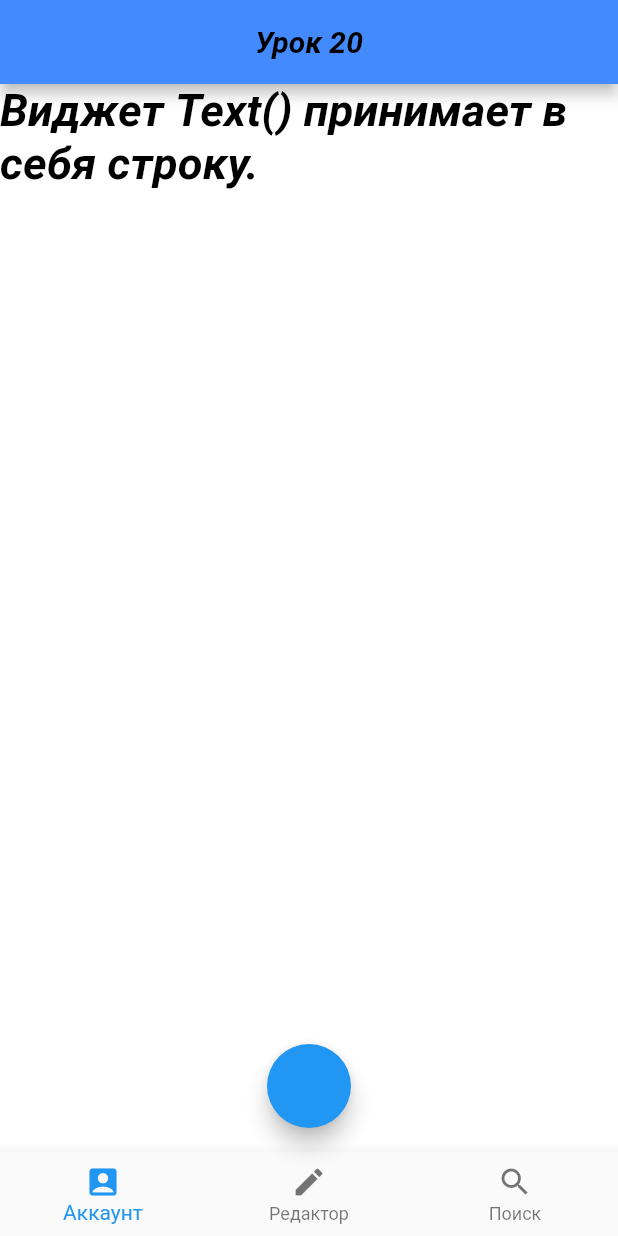
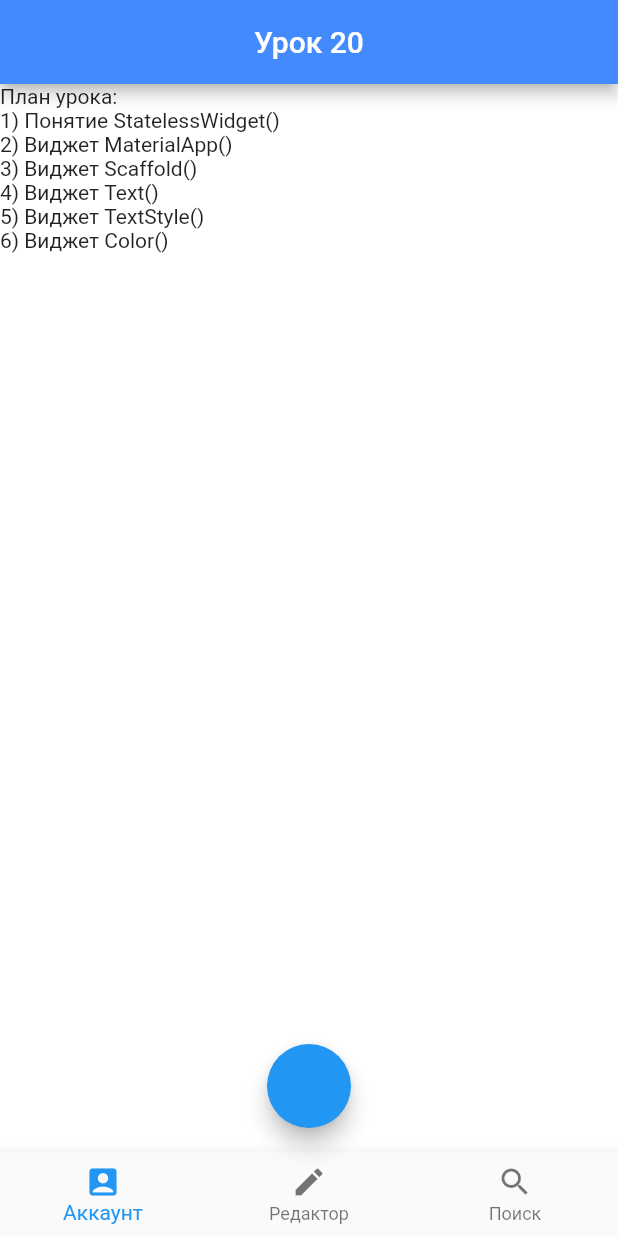
Before and after one commit to kirillnepomiluev/FlutterLessonsStemford, a Flutter app: the screen it shows after launch, on a phone screen of 412 x 824 dp. Run offline on Flutter 3.47's test engine with Material 2 defaults, Android fonts, the phone set to English and light mode, and no system bars.

Commit message:
Поправки в 20 урок

```diff
--- a/lib/main.dart
+++ b/lib/main.dart
@@ -3,9 +3,9 @@ import 'package:flutter/material.dart'; // Импорт библиотеки, с
 /// Виджет - это физуальные и функциональные компоненты, из которых состоит приложение.
 /// Все элементы в flutter являются виджетами.
 
-void main() => runApp(Lesson20());
+void main() => runApp(Lessons());
 
-class Lesson20 extends StatelessWidget { /// StatelessWidget() - это абстрактный класс
+class Lessons extends StatelessWidget { /// StatelessWidget() - это абстрактный класс
 /// который отвечает за создание статичного виджета. Статичный виджет - это виджет,
 /// который не будет менять своего состояния (например картинка, иконка, текст).
 
@@ -24,29 +24,13 @@ class Lesson20 extends StatelessWidget { /// StatelessWidget() - это абст
 
           title: Text("Урок 20", // Свойство, отвечающее за заголовок аппбара. Принимает в себя строку с текстом заголовка.
 
-            style: TextStyle( // Свойство, отвечающее за стиль текста. Принимает в себя виджет TextStyle().
-
-               fontSize: 20, // Свойство, отвечающее за размер шрифта. Принимает в себя вещественное число.
-
-               fontWeight: FontWeight.bold, // Свойство, отвечающее за толщину шрифта. Принимает в себя конструктор FontWeight. который содержит в себе различные варианты толщины.
-
-               fontStyle: FontStyle.italic, // Свойство, отвечающее за стиль текста. Принимает в себя различные конструкторы. Например FontStyle.italic делает текст курсивным.
-
-              /// Существуют различные способы задания цветов. Первый - это воспользоваться готовой библиотекой цветов через конструктор Colors.
-              /// Второй - это задать цвет в шестнадцатеричной системе. Для этого испотзуется виджет Color, в скобках пишется 0x, и потом указывается поочередно
-              /// прозрачность, концентрация красного, концентрация зеленого, концентрация синего.
-
-               color: Colors.black, // Свойство, отвечающее за цвет текста. Принимает в себя различные конструкторы виджета Color.
-               //color: Color(0xFF00FF33), // Иная форма инициалиализации цвета.
-
-            ),
           ),
 
           backgroundColor: Colors.blueAccent, // Свойство, отвечающее за цвет аппбара. Принимает в себя виджет, содержащий цвет.
 
         ),
 
-        backgroundColor: Colors.white70, // Свойство, отвечающее за цвет самой страницы.
+        backgroundColor: Colors.white, // Свойство, отвечающее за цвет самой страницы.
 
         floatingActionButton: FloatingActionButton(onPressed: () {},), // Свойство, отвечающее за добавление кнопки. Принимает в себя виджет FloatingActionButton().
 
@@ -62,10 +46,13 @@ class Lesson20 extends StatelessWidget { /// StatelessWidget() - это абст
 
         ],),
         body: Text( // Свойство, содержащее в себе тело страницы. Принимает в себя различные виджеты. Для примера, в поместим сюда виджет Text().
-          "Виджет Text() принимает в себя строку.",
-          style: TextStyle(fontSize: 30, fontWeight: FontWeight.bold, fontStyle: FontStyle.italic, color: Colors.black),
+
+          "План урока:\n1) Понятие StatelessWidget()\n2) Виджет MaterialApp()\n3) Виджет Scaffold()\n4) Виджет Text()\n5) Виджет TextStyle()\n6) Виджет Color()",
+
         ), // Свойство, содержащее в себе тело страницы. Принимает в себя различные виджеты. Для примера, в поместим сюда виджет Text().
       ),
     );
   }
 }
+
+/// В дальнейшем мы познакомимся подробнее с каждым из этих элементов.
```
